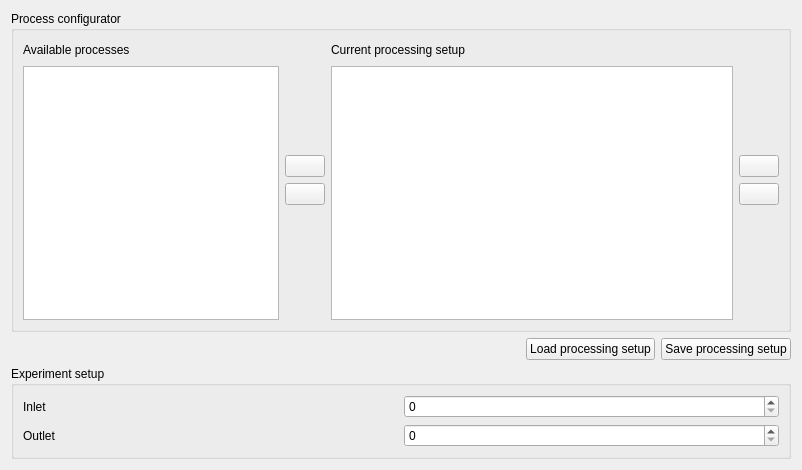
First picture: the form in src/CellSorter/gui/configurator.ui, repository mortbopet/RTOC, before the edit.
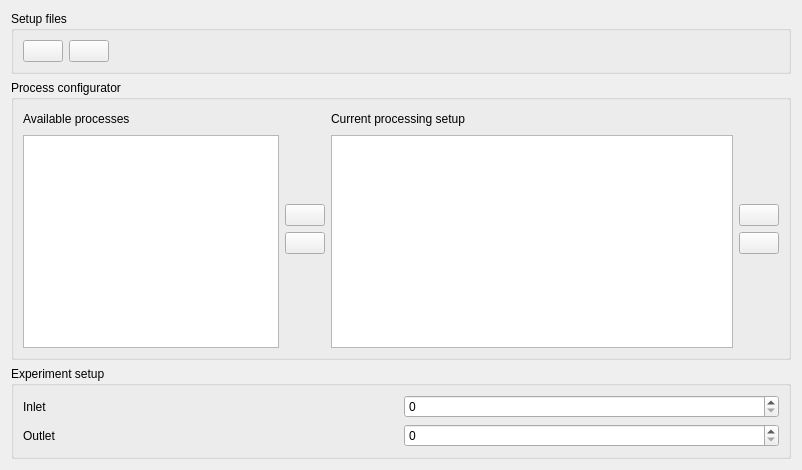
Second picture: the form after the edit.

Commit message: Add some icons for load/store of setup files

```diff
--- a/src/CellSorter/gui/configurator.ui
+++ b/src/CellSorter/gui/configurator.ui
@@ -16,6 +16,46 @@
   <layout class="QGridLayout" name="gridLayout">
    <item row="0" column="0">
     <layout class="QVBoxLayout" name="verticalLayout_5">
+     <item>
+      <widget class="QGroupBox" name="groupBox_3">
+       <property name="title">
+        <string>Setup files</string>
+       </property>
+       <layout class="QGridLayout" name="gridLayout_3">
+        <item row="0" column="0">
+         <layout class="QHBoxLayout" name="horizontalLayout">
+          <item>
+           <widget class="QPushButton" name="store">
+            <property name="text">
+             <string/>
+            </property>
+           </widget>
+          </item>
+          <item>
+           <widget class="QPushButton" name="load">
+            <property name="text">
+             <string/>
+            </property>
+           </widget>
+          </item>
+          <item>
+           <spacer name="horizontalSpacer_3">
+            <property name="orientation">
+             <enum>Qt::Horizontal</enum>
+            </property>
+            <property name="sizeHint" stdset="0">
+             <size>
+              <width>40</width>
+              <height>20</height>
+             </size>
+            </property>
+           </spacer>
+          </item>
+         </layout>
+        </item>
+       </layout>
+      </widget>
+     </item>
      <item>
       <widget class="QGroupBox" name="groupBox">
        <property name="title">
@@ -195,37 +235,6 @@
        </layout>
       </widget>
      </item>
-     <item>
-      <layout class="QHBoxLayout" name="horizontalLayout_13">
-       <item>
-        <spacer name="horizontalSpacer_3">
-         <property name="orientation">
-          <enum>Qt::Horizontal</enum>
-         </property>
-         <property name="sizeHint" stdset="0">
-          <size>
-           <width>40</width>
-           <height>20</height>
-          </size>
-         </property>
-        </spacer>
-       </item>
-       <item>
-        <widget class="QPushButton" name="load">
-         <property name="text">
-          <string>Load processing setup</string>
-         </property>
-        </widget>
-       </item>
-       <item>
-        <widget class="QPushButton" name="store">
-         <property name="text">
-          <string>Save processing setup</string>
-         </property>
-        </widget>
-       </item>
-      </layout>
-     </item>
      <item>
       <widget class="QGroupBox" name="groupBox_2">
        <property name="title">
```
The commit also changes 6 other files.
